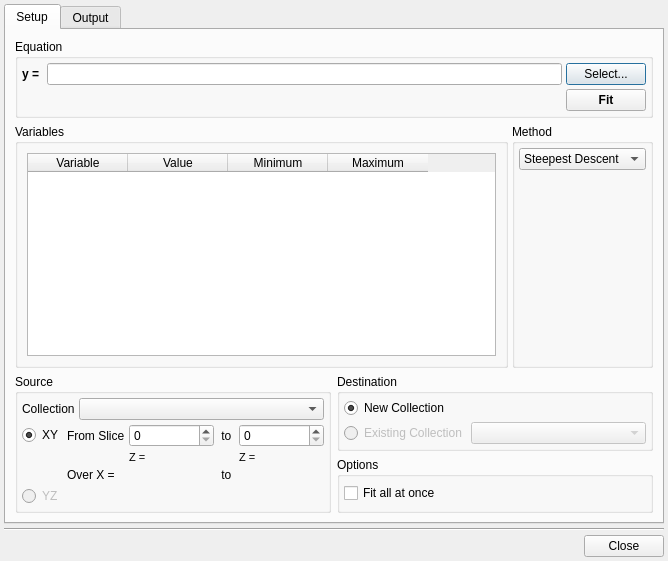
Old version of the form src/gui/fit.ui in the repository trisyoungs/uchroma.
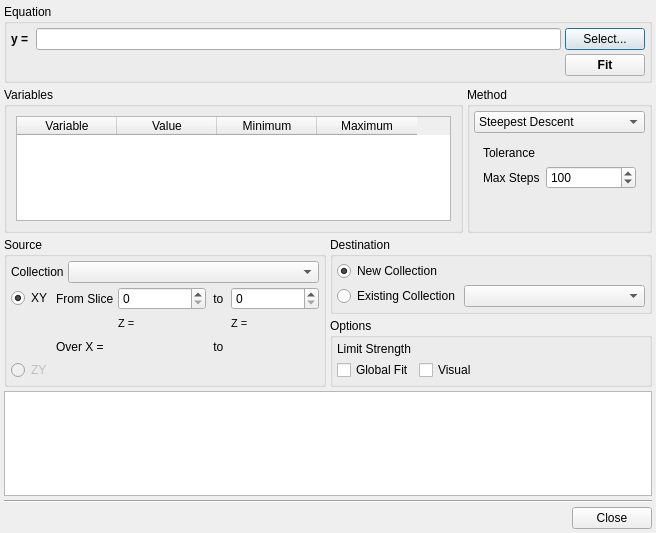
New version of the form. Icons and pictures are not drawn. Custom widgets are drawn as their Qt base class.

Commit message: Significant update to Fit window. Added VariantPointer<T> template class to make storing pointers to classes via QVariant straightforward. Added CreateDialog, to allow creation / replacement of collections with data generated from an input equation.

```diff
--- a/src/gui/fit.ui
+++ b/src/gui/fit.ui
@@ -9,8 +9,8 @@
    <rect>
     <x>0</x>
     <y>0</y>
-    <width>668</width>
-    <height>561</height>
+    <width>656</width>
+    <height>533</height>
    </rect>
   </property>
   <property name="windowTitle">
@@ -28,16 +28,6 @@
     <number>4</number>
    </property>
    <item>
-    <widget class="QTabWidget" name="FitTabs">
-     <property name="currentIndex">
-      <number>0</number>
-     </property>
-     <widget class="QWidget" name="SetupTab">
-      <attribute name="title">
-       <string>Setup</string>
-      </attribute>
-      <layout class="QVBoxLayout" name="verticalLayout_10">
-       <item>
         <widget class="QGroupBox" name="EquationGroup">
          <property name="sizePolicy">
           <sizepolicy hsizetype="Expanding" vsizetype="Minimum">
@@ -220,9 +210,58 @@
              </widget>
             </item>
             <item>
-             <widget class="QStackedWidget" name="MethodStack">
-              <widget class="QWidget" name="page"/>
-              <widget class="QWidget" name="page_2"/>
+         <widget class="QStackedWidget" name="MethodOptionsStack">
+          <property name="currentIndex">
+           <number>0</number>
+          </property>
+          <widget class="QWidget" name="SDOptionsPage">
+           <layout class="QFormLayout" name="formLayout">
+            <property name="fieldGrowthPolicy">
+             <enum>QFormLayout::AllNonFixedFieldsGrow</enum>
+            </property>
+            <item row="0" column="0">
+             <widget class="QLabel" name="label_6">
+              <property name="text">
+               <string>Tolerance</string>
+              </property>
+             </widget>
+            </item>
+            <item row="1" column="0">
+             <widget class="QLabel" name="label_7">
+              <property name="text">
+               <string>Max Steps</string>
+              </property>
+             </widget>
+            </item>
+            <item row="1" column="1">
+             <widget class="QSpinBox" name="MethodSDMaxStepsSpin">
+              <property name="minimum">
+               <number>1</number>
+              </property>
+              <property name="maximum">
+               <number>10000</number>
+              </property>
+              <property name="singleStep">
+               <number>10</number>
+              </property>
+              <property name="value">
+               <number>100</number>
+              </property>
+             </widget>
+            </item>
+            <item row="0" column="1">
+             <widget class="TExponentialSpin" name="MethodSDToleranceSpin" native="true">
+              <property name="minimumSize">
+               <size>
+                <width>90</width>
+                <height>0</height>
+               </size>
+              </property>
+             </widget>
+            </item>
+           </layout>
+          </widget>
+          <widget class="QWidget" name="SimplexOptionsPage"/>
              </widget>
             </item>
            </layout>
@@ -295,7 +334,7 @@
                  <bool>false</bool>
                 </property>
                 <property name="text">
-                 <string>YZ</string>
+             <string>ZY</string>
                 </property>
                </widget>
               </item>
@@ -429,7 +468,7 @@
                 <item>
                  <widget class="QRadioButton" name="DestinationExistingCollectionRadio">
                   <property name="enabled">
-                   <bool>false</bool>
+               <bool>true</bool>
                   </property>
                   <property name="text">
                    <string>Existing Collection</string>
@@ -442,7 +481,7 @@
                 <item>
                  <widget class="QComboBox" name="DestinationCollectionCombo">
                   <property name="enabled">
-                   <bool>false</bool>
+               <bool>true</bool>
                   </property>
                   <property name="sizePolicy">
                    <sizepolicy hsizetype="Expanding" vsizetype="Fixed">
@@ -462,7 +501,7 @@
              <property name="title">
               <string>Options</string>
              </property>
-             <layout class="QVBoxLayout" name="verticalLayout_5">
+         <layout class="QHBoxLayout" name="horizontalLayout_8">
               <property name="spacing">
                <number>4</number>
               </property>
@@ -470,26 +509,53 @@
                <number>4</number>
               </property>
               <item>
-               <widget class="QCheckBox" name="FitAtOnceCheck">
+           <layout class="QFormLayout" name="formLayout_2">
+            <item row="0" column="0">
+             <widget class="QLabel" name="label_8">
                 <property name="text">
-                 <string>Fit all at once</string>
+               <string>Limit Strength</string>
                 </property>
                </widget>
               </item>
-             </layout>
-            </widget>
-           </item>
-          </layout>
-         </item>
+            <item row="0" column="1">
+             <widget class="TExponentialSpin" name="OptionsLimitStrengthSpin" native="true">
+              <property name="minimumSize">
+               <size>
+                <width>90</width>
+                <height>0</height>
+               </size>
+              </property>
+              <property name="toolTip">
+               <string>Strength with which to enforce minimum / maximum parameter limits</string>
+              </property>
+             </widget>
+            </item>
+            <item row="2" column="0">
+             <widget class="QCheckBox" name="OptionsGlobalFitCheck">
+              <property name="toolTip">
+               <string>If enabled, all data in the source slices are fit simultaneously, giving best fit of the equation over all slices</string>
+              </property>
+              <property name="text">
+               <string>Global Fit</string>
+              </property>
+             </widget>
+            </item>
+            <item row="2" column="1">
+             <widget class="QCheckBox" name="OptionsVisualCheck">
+              <property name="text">
+               <string>Visual</string>
+              </property>
+             </widget>
+            </item>
         </layout>
        </item>
       </layout>
      </widget>
-     <widget class="QWidget" name="OutputTab">
-      <attribute name="title">
-       <string>Output</string>
-      </attribute>
-      <layout class="QVBoxLayout" name="verticalLayout_7">
+       </item>
+      </layout>
+     </item>
+    </layout>
+   </item>
        <item>
         <widget class="QTextEdit" name="OutputEdit">
          <property name="readOnly">
@@ -497,10 +563,6 @@
          </property>
         </widget>
        </item>
-      </layout>
-     </widget>
-    </widget>
-   </item>
    <item>
     <widget class="Line" name="line">
      <property name="orientation">
```
Left out of the diff: 28 changed lines with no effect on the pictures. Lines whose indentation alone changed are shown as unchanged. The commit also changes 23 other files.
